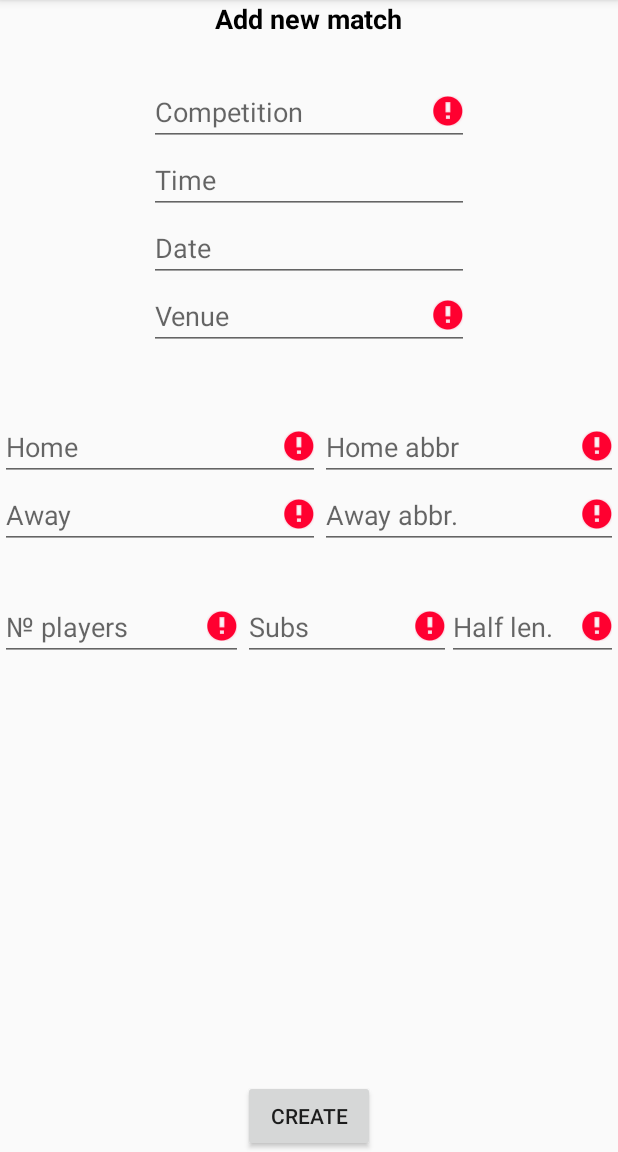
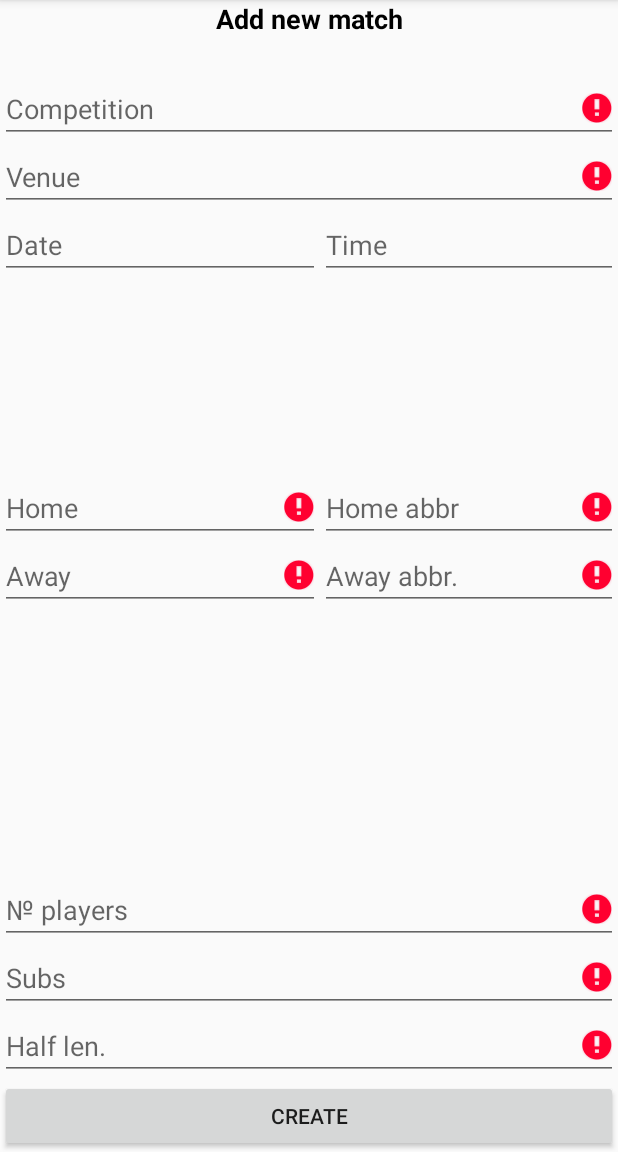
Before and after one commit to dneshev99/RefPRO, an Android app: the fragment Create shown on its own in the app's theme, after a tap on "CREATE", on a phone screen of 412 x 824 dp, the part 84-1236 px from its top. Run offline under Robolectric (Android 15) with nearby library versions, the phone set to English and light mode, and no system bars.

```diff
--- a/RefPROMobile/app/src/main/java/com/example/refpro/refpromobile/Create.java
+++ b/RefPROMobile/app/src/main/java/com/example/refpro/refpromobile/Create.java
@@ -26,8 +26,6 @@ public class Create extends Fragment implements View.OnClickListener{
     View createView;
     int match_id;
     String key;
-    //final Vibrator vibrator = (Vibrator) getActivity().getSystemService(Context.VIBRATOR_SERVICE);
-
     boolean canCreate = true;
     EditText competition, venue, players, subs, lenght, home, away, homeabbr, awayabbr, time, date;
     Button create;
@@ -37,8 +35,9 @@ public class Create extends Fragment implements View.OnClickListener{
     @Override
     public View onCreateView(LayoutInflater inflater, @Nullable ViewGroup container, Bundle savedInstanceState) {
 
+        createView = inflater.inflate(R.layout.create, container, false);
 
-        createView = inflater.inflate(R.layout.create, container, false);
+        // region INITIALIZE
         SharedPreferences mPrefs = this.getActivity().getPreferences(MODE_PRIVATE);
         match_id = mPrefs.getInt("ID", 0);
         key = Integer.toString(match_id) + "_match";
@@ -56,8 +55,9 @@ public class Create extends Fragment implements View.OnClickListener{
         date = (EditText) createView.findViewById(R.id.date);
 
         create = (Button) createView.findViewById(R.id.createMatch);
+        create.setOnClickListener(this);
 
-        create.setOnClickListener(this);
+        //endregion
 
         return createView;
     }
@@ -67,43 +67,12 @@ public class Create extends Fragment implements View.OnClickListener{
 
         int subsInt = 0, playersInt = 0, lenghtInt = 0;
 
-        if (competition.getText().toString().length() < 1 || competition.getText().toString().length() > 100) {
-
-            competition.setError("Competition name must be between 1 and 100 characters");
-            canCreate = false;
-        }
-
-// date napravi
-
-        if (venue.getText().toString().length() < 1 || venue.getText().toString().length() > 50) {
-
-            venue.setError("Venue must be between 1 and 50 characters");
-            canCreate = false;
-        }
-
-        if (home.getText().toString().length() < 1 || home.getText().toString().length() > 30) {
-
-            home.setError("Home team name must be between 1 and 30 characters");
-            canCreate = false;
-        }
-
-        if (away.getText().toString().length() < 1 || away.getText().toString().length() > 30) {
-
-            away.setError("Away team name must be between 1 and 30 characters");
-            canCreate = false;
-        }
-
-        if (homeabbr.getText().toString().length() < 1 || homeabbr.getText().toString().length() > 5) {
-
-            homeabbr.setError("Home team abbreviation must be between 1 and 5 characters");
-            canCreate = false;
-        }
-
-        if (awayabbr.getText().toString().length() < 1 || awayabbr.getText().toString().length() > 5) {
-
-            awayabbr.setError("Away team abbreviation must be between 1 and 30 characters");
-            canCreate = false;
-        }
+        CheckStringParameters(competition, 100, "Competition");
+        CheckStringParameters(venue, 50, "Venue");
+        CheckStringParameters(home, 30, "Home team");
+        CheckStringParameters(away, 30, "Away team");
+        CheckStringParameters(awayabbr, 5, "Away team abbreviation");
+        CheckStringParameters(homeabbr, 5, "Home team abbreviation");
 
         if (time.getText().toString().isEmpty()) {
 
@@ -115,51 +84,9 @@ public class Create extends Fragment implements View.OnClickListener{
             canCreate = false;
         }
 
-
-        String toInt = players.getText().toString().trim();
-
-        if (toInt.length() != 0) {
-
-            playersInt = Integer.parseInt(toInt);
-
-            if (playersInt < 8 || playersInt > 15) {
-
-                players.setError("Players must be between 8 and 15");
-                canCreate = false;
-            }
-        }
-        else
-            players.setError("Players must be between 8 and 15");
-
-        toInt = subs.getText().toString().trim();
-
-        if (toInt.length() != 0) {
-
-            subsInt = Integer.parseInt(toInt);
-
-            if (subsInt < 3 || subsInt > 12) {
-
-                subs.setError("Substitutes must be between 3 and 12");
-                canCreate = false;
-            }
-        }
-        else
-            subs.setError("Substitutes must be between 3 and 12");
-
-        toInt = lenght.getText().toString().trim();
-
-        if (toInt.length() != 0) {
-
-            lenghtInt = Integer.parseInt(toInt);
-
-            if (lenghtInt < 30 || lenghtInt > 55) {
-
-                lenght.setError("Half lenght must be between 30 and 55 minutes");
-                canCreate = false;
-            }
-        }
-        else
-            lenght.setError("Half lenght must be between 30 and 55 minutes");
+        playersInt = CheckIntParameters(players, 8, 15, "Players");
+        subsInt = CheckIntParameters(subs, 3, 12, "Substitutes");
+        lenghtInt = CheckIntParameters(lenght, 30, 55, "Half lenght");
 
         if (!canCreate) {
 
@@ -180,21 +107,21 @@ public class Create extends Fragment implements View.OnClickListener{
                     lenghtInt,
                     date.getText().toString() );
 
+            //Put match information Object(MatchInfo.java) in SharedPreferences with unique key ({id_num}_match)
             SharedPreferences mPrefs = this.getActivity().getPreferences(MODE_PRIVATE);
-
             SharedPreferences.Editor prefsEditor = mPrefs.edit();
             Gson gson = new Gson();
             String json = gson.toJson(match);
             prefsEditor.putString(key, json);
             prefsEditor.commit();
 
+            //Increase match_id with 1 and save to SharedPreferences
             match_id++;
-            //SharedPreferences id = this.getActivity().getSharedPreferences(MODE_PRIVATE);
-            //SharedPreferences.Editor editor = id.edit();
             prefsEditor = mPrefs.edit();
             prefsEditor.putInt("ID", match_id);
             prefsEditor.commit();
 
+            //Create match and go to MENU Fragment
             Toast.makeText(getActivity(), "New match created successfully!!!",
                     Toast.LENGTH_LONG).show();
 
@@ -203,4 +130,36 @@ public class Create extends Fragment implements View.OnClickListener{
             fragmentManager.beginTransaction().replace(R.id.content_frame, menu).commit();
         }
     }
+
+    public void CheckStringParameters(EditText field, int length, String text) {
+
+        if (field.getText().toString().length() < 1 || field.getText().toString().length() > length) {
+
+            field.setError(text + " name must be between 1 and " + length +  " characters");
+            canCreate = false;
+        }
+    }
+
+    public int CheckIntParameters(EditText field, int min, int max, String text) {
+
+        String toInt = field.getText().toString().trim();
+        int value = 0;
+
+        if (toInt.length() != 0) {
+
+            value = Integer.parseInt(toInt);
+
+            if (value < min || value > max) {
+
+                field.setError(text + " must be between " + min + " and " + max);
+                canCreate = false;
+            }
+        }
+        else {
+            field.setError(text + " must be between " + min + " and " + max);
+            canCreate = false;
+        }
+
+        return value;
+    }
 }
--- a/RefPROMobile/app/src/main/java/com/example/refpro/refpromobile/Login.java
+++ b/RefPROMobile/app/src/main/java/com/example/refpro/refpromobile/Login.java
@@ -12,12 +12,12 @@ import android.widget.EditText;
 
 public class Login extends AppCompatActivity {
 
-    EditText username;
-    EditText password;
+    EditText username, password;
     Button sign;
 
     @Override
     protected void onCreate(Bundle savedInstanceState) {
+
         super.onCreate(savedInstanceState);
         setContentView(R.layout.activity_login);
 
--- a/RefPROMobile/app/src/main/res/layout/create.xml
+++ b/RefPROMobile/app/src/main/res/layout/create.xml
@@ -1,14 +1,17 @@
 <?xml version="1.0" encoding="utf-8"?>
 <RelativeLayout xmlns:android="http://schemas.android.com/apk/res/android"
+    xmlns:app="http://schemas.android.com/apk/res-auto"
     android:layout_width="match_parent"
-    android:layout_height="match_parent">
+    android:layout_height="match_parent"
+    android:orientation="vertical">
 
     <TextView
         android:id="@+id/textView2"
-        android:layout_width="wrap_content"
+        android:layout_width="match_parent"
         android:layout_height="wrap_content"
         android:layout_centerHorizontal="true"
         android:text="Add new match"
+        android:textAlignment="center"
         android:textAllCaps="false"
         android:textColor="#000000"
         android:textSize="18sp"
@@ -16,57 +19,56 @@
 
     <EditText
         android:id="@+id/competition"
-        android:layout_width="wrap_content"
+        android:layout_width="match_parent"
         android:layout_height="wrap_content"
+        android:layout_alignParentStart="true"
         android:layout_below="@+id/textView2"
-        android:layout_centerHorizontal="true"
-        android:layout_marginTop="27dp"
+        android:layout_marginTop="25dp"
         android:ems="10"
+        android:hint="Competition"
         android:inputType="textPersonName"
-        android:hint="Competition"
-        />
+        android:selectAllOnFocus="false"
+        android:singleLine="false" />
 
     <EditText
         android:id="@+id/time"
         android:layout_width="wrap_content"
         android:layout_height="wrap_content"
-        android:layout_alignEnd="@+id/competition"
-        android:layout_below="@+id/competition"
         android:ems="10"
+        android:hint="Time"
         android:inputType="time"
-        android:hint="Time"
-        />
+        android:layout_below="@+id/venue"
+        android:layout_toEndOf="@+id/date" />
 
     <EditText
         android:id="@+id/date"
         android:layout_width="wrap_content"
         android:layout_height="wrap_content"
-        android:layout_alignEnd="@+id/time"
-        android:layout_below="@+id/time"
         android:ems="10"
+        android:hint="Date"
         android:inputType="date"
-        android:hint="Date" />
+        android:layout_below="@+id/venue"
+        android:layout_alignParentStart="true" />
 
     <EditText
         android:id="@+id/venue"
-        android:layout_width="wrap_content"
+        android:layout_width="match_parent"
         android:layout_height="wrap_content"
-        android:layout_alignEnd="@+id/date"
-        android:layout_below="@+id/date"
         android:ems="10"
+        android:hint="Venue"
         android:inputType="textPersonName"
-        android:hint="Venue" />
+        android:layout_below="@+id/competition"
+        android:layout_alignParentStart="true" />
 
     <EditText
         android:id="@+id/home"
         android:layout_width="wrap_content"
         android:layout_height="wrap_content"
         android:ems="10"
+        android:hint="Home"
         android:inputType="textPersonName"
-        android:hint="Home"
-        android:layout_below="@+id/venue"
-        android:layout_alignParentStart="true"
-        android:layout_marginTop="42dp" />
+        android:layout_above="@+id/away"
+        android:layout_alignParentStart="true" />
 
     <EditText
         android:id="@+id/homeabbr"
@@ -85,9 +87,9 @@
         android:layout_width="wrap_content"
         android:layout_height="wrap_content"
         android:ems="10"
+        android:hint="Away"
         android:inputType="textPersonName"
-        android:hint="Away"
-        android:layout_below="@+id/home"
+        android:layout_centerVertical="true"
         android:layout_alignParentStart="true" />
 
     <EditText
@@ -104,7 +106,7 @@
 
     <Button
         android:id="@+id/createMatch"
-        android:layout_width="wrap_content"
+        android:layout_width="match_parent"
         android:layout_height="wrap_content"
         android:layout_alignParentBottom="true"
         android:layout_centerHorizontal="true"
@@ -112,41 +114,34 @@
 
     <EditText
         android:id="@+id/players"
-        android:layout_width="wrap_content"
+        android:layout_width="match_parent"
         android:layout_height="wrap_content"
-        android:layout_alignParentStart="true"
-        android:layout_below="@+id/away"
-        android:layout_marginTop="29dp"
-        android:layout_toStartOf="@+id/createMatch"
         android:ems="10"
+        android:hint="№ players"
         android:inputType="number"
-        android:hint="№ players" />
+        android:layout_above="@+id/subs"
+        android:layout_alignEnd="@+id/time" />
 
     <EditText
         android:id="@+id/subs"
-        android:layout_width="wrap_content"
+        android:layout_width="match_parent"
         android:layout_height="wrap_content"
-        android:layout_alignBaseline="@+id/players"
-        android:layout_alignBottom="@+id/players"
-        android:layout_alignEnd="@+id/venue"
-        android:layout_marginEnd="12dp"
-        android:layout_toEndOf="@+id/players"
         android:ems="10"
         android:hint="Subs"
         android:inputType="number"
-        android:textAlignment="viewStart" />
+        android:textAlignment="viewStart"
+        android:layout_above="@+id/lenght"
+        android:layout_alignParentStart="true" />
 
     <EditText
         android:id="@+id/lenght"
-        android:layout_width="wrap_content"
+        android:layout_width="match_parent"
         android:layout_height="wrap_content"
-        android:layout_alignBaseline="@+id/subs"
-        android:layout_alignBottom="@+id/subs"
-        android:layout_marginStart="30dp"
-        android:layout_toEndOf="@+id/textView2"
         android:ems="10"
         android:hint="Half len."
         android:inputType="number"
-        android:textAlignment="viewStart" />
+        android:textAlignment="viewStart"
+        android:layout_above="@+id/createMatch"
+        android:layout_alignParentStart="true" />
 
 </RelativeLayout>
```
Also changed, not shown: RefPROMobile/app/src/main/java/com/example/refpro/refpromobile/Info.java (+195 -0 lines), RefPROMobile/app/src/main/java/com/example/refpro/refpromobile/MainActivity.java (+8 -3 lines), RefPROMobile/app/src/main/java/com/example/refpro/refpromobile/MatchInfo.java (+56 -0 lines), RefPROMobile/app/src/main/java/com/example/refpro/refpromobile/Menu.java (+77 -13 lines), RefPROMobile/app/src/main/res/layout/match_info.xml (+58 -19 lines), RefPROMobile/app/src/main/res/layout/menu.xml (+23 -17 lines), RefPROMobile/app/src/main/res/menu/popup_menu.xml (added, +14 -0 lines), 1 other file.
